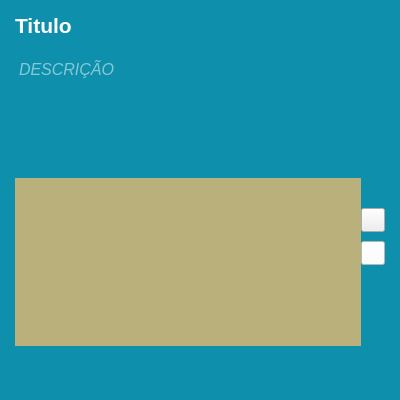
Old version of the form Telas/UI/cardGrupo.ui in the repository Nautilidae-project/Nautilus.
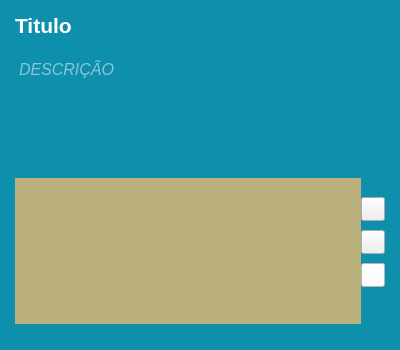
New version of the form. Icons and pictures are not drawn.

Commit message: 1-Adição de envio de email para os participantes dos grupos

```diff
--- a/Telas/UI/cardGrupo.ui
+++ b/Telas/UI/cardGrupo.ui
@@ -7,7 +7,7 @@
     <x>0</x>
     <y>0</y>
     <width>400</width>
-    <height>400</height>
+    <height>350</height>
    </rect>
   </property>
   <property name="minimumSize">
@@ -243,6 +243,33 @@
              </widget>
             </item>
             <item row="4" column="1">
+             <widget class="QPushButton" name="pbEmailCard">
+              <property name="minimumSize">
+               <size>
+                <width>24</width>
+                <height>24</height>
+               </size>
+              </property>
+              <property name="maximumSize">
+               <size>
+                <width>24</width>
+                <height>24</height>
+               </size>
+              </property>
+              <property name="styleSheet">
+               <string notr="true">#pbEmailCard{
+	background-image: url(:/Email/cardEmail.png);
+	background-position: center;
+	background-repeat: no-repeat;
+}
+</string>
+              </property>
+              <property name="text">
+               <string/>
+              </property>
+             </widget>
+            </item>
+            <item row="5" column="1">
              <widget class="QPushButton" name="pbExcluir">
               <property name="minimumSize">
                <size>
```
Left out of the diff: 2 changed lines with no effect on the pictures. The commit also changes 9 other files.
